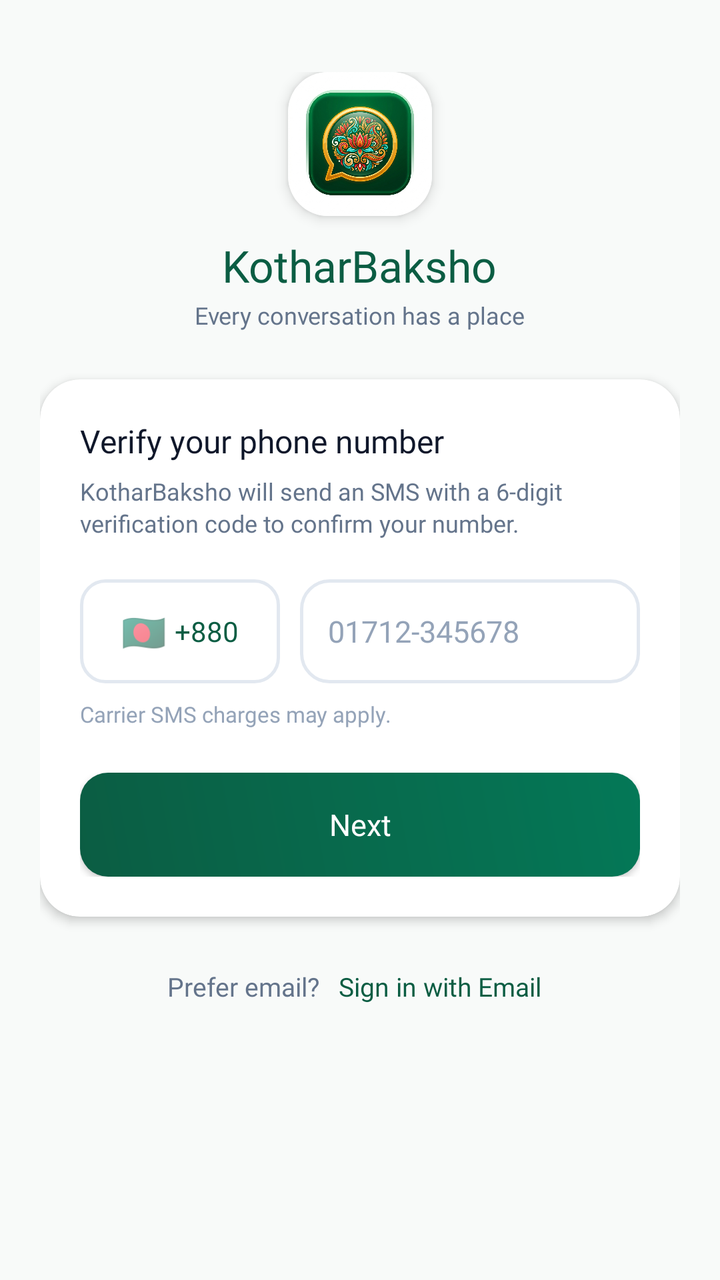
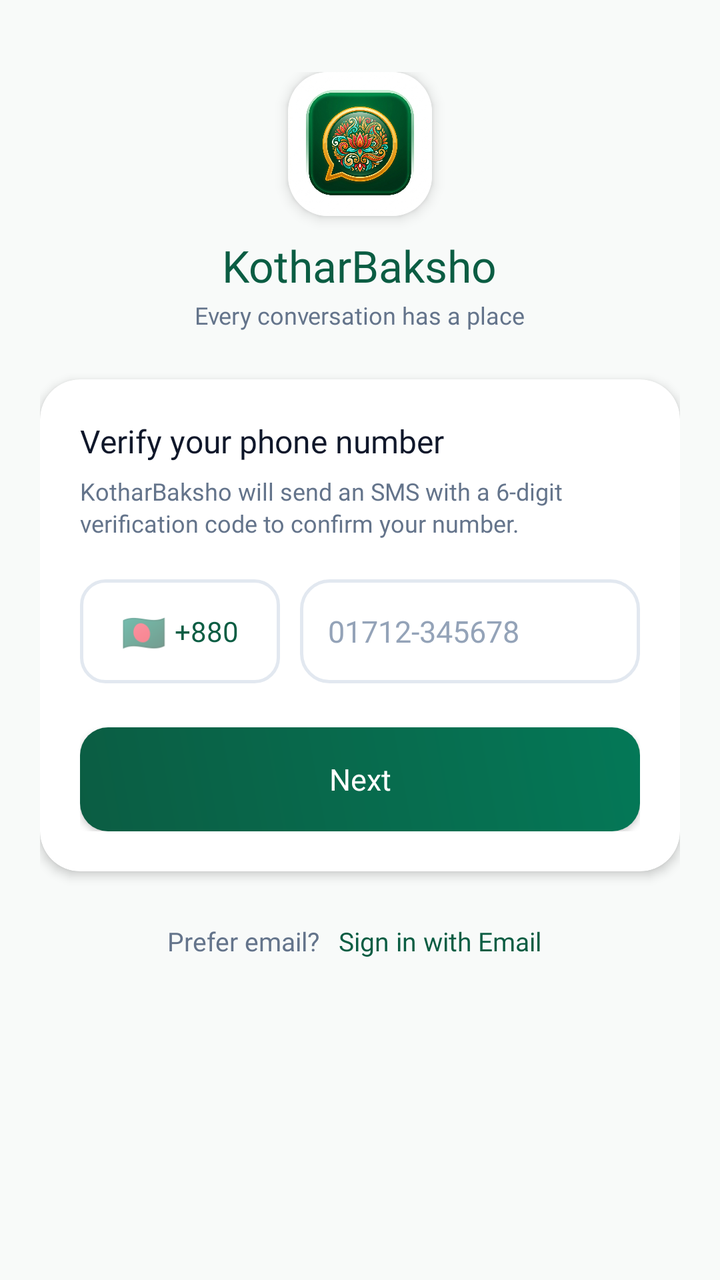

Two renders of the same Android screen: before a commit and after it. Below are the layout's source before the change and the commit's diff.
<!-- AndroidManifest.xml: application theme Theme.KotharBaksho -->
<!-- res/layout/activity_login.xml -->
<?xml version="1.0" encoding="utf-8"?>
<ScrollView xmlns:android="http://schemas.android.com/apk/res/android"
    xmlns:app="http://schemas.android.com/apk/res-auto"
    xmlns:tools="http://schemas.android.com/tools"
    android:layout_width="match_parent"
    android:layout_height="match_parent"
    android:background="@color/bg_main"
    android:fillViewport="true"
    tools:context=".login">

    <androidx.constraintlayout.widget.ConstraintLayout
        android:layout_width="match_parent"
        android:layout_height="wrap_content"
        android:paddingHorizontal="20dp"
        android:paddingVertical="20dp">

        
        <LinearLayout
            android:id="@+id/brandHeader"
            android:layout_width="wrap_content"
            android:layout_height="wrap_content"
            android:layout_marginTop="16dp"
            android:gravity="center"
            android:orientation="vertical"
            app:layout_constraintEnd_toEndOf="parent"
            app:layout_constraintStart_toStartOf="parent"
            app:layout_constraintTop_toTopOf="parent">

            <androidx.cardview.widget.CardView
                android:layout_width="72dp"
                android:layout_height="72dp"
                app:cardCornerRadius="20dp"
                app:cardElevation="4dp">

                <ImageView
                    android:layout_width="match_parent"
                    android:layout_height="match_parent"
                    android:scaleType="centerCrop"
                    android:src="@drawable/app_logo" />
            </androidx.cardview.widget.CardView>

            <TextView
                android:layout_width="wrap_content"
                android:layout_height="wrap_content"
                android:layout_marginTop="10dp"
                android:fontFamily="@font/poppins_bold"
                android:text="@string/app_name_english"
                android:textColor="@color/primary"
                android:textSize="22sp" />

            <TextView
                android:layout_width="wrap_content"
                android:layout_height="wrap_content"
                android:layout_marginTop="2dp"
                android:fontFamily="@font/poppins_regular"
                android:text="@string/tagline_english"
                android:textColor="@color/text_secondary"
                android:textSize="12sp" />

        </LinearLayout>

        
        <androidx.cardview.widget.CardView
            android:id="@+id/phoneCard"
            android:layout_width="match_parent"
            android:layout_height="wrap_content"
            android:layout_marginTop="24dp"
            app:cardBackgroundColor="@color/surface_card"
            app:cardCornerRadius="20dp"
            app:cardElevation="3dp"
            app:layout_constraintEnd_toEndOf="parent"
            app:layout_constraintStart_toStartOf="parent"
            app:layout_constraintTop_toBottomOf="@id/brandHeader">

            <LinearLayout
                android:layout_width="match_parent"
                android:layout_height="wrap_content"
                android:orientation="vertical"
                android:padding="20dp">

                <TextView
                    android:layout_width="wrap_content"
                    android:layout_height="wrap_content"
                    android:fontFamily="@font/poppins_bold"
                    android:text="Verify your phone number"
                    android:textColor="@color/text_primary"
                    android:textSize="16sp" />

                <TextView
                    android:layout_width="wrap_content"
                    android:layout_height="wrap_content"
                    android:layout_marginTop="6dp"
                    android:fontFamily="@font/poppins_regular"
                    android:lineSpacingExtra="2dp"
                    android:text="KotharBaksho will send an SMS with a 6-digit verification code to confirm your number."
                    android:textColor="@color/text_secondary"
                    android:textSize="12sp" />

                
                <LinearLayout
                    android:layout_width="match_parent"
                    android:layout_height="wrap_content"
                    android:layout_marginTop="20dp"
                    android:orientation="horizontal">

                    
                    <LinearLayout
                        android:layout_width="100dp"
                        android:layout_height="52dp"
                        android:background="@drawable/bg_country_box"
                        android:gravity="center"
                        android:orientation="horizontal"
                        android:paddingHorizontal="10dp">

                        <TextView
                            android:layout_width="wrap_content"
                            android:layout_height="wrap_content"
                            android:text="🇧🇩"
                            android:textSize="18sp" />

                        <EditText
                            android:id="@+id/etCountryCode"
                            android:layout_width="wrap_content"
                            android:layout_height="wrap_content"
                            android:layout_marginStart="4dp"
                            android:background="@null"
                            android:fontFamily="@font/poppins_bold"
                            android:inputType="phone"
                            android:maxLength="5"
                            android:text="+880"
                            android:textColor="@color/primary"
                            android:textSize="14sp" />

                    </LinearLayout>

                    
                    <EditText
                        android:id="@+id/etPhoneNumber"
                        android:layout_width="0dp"
                        android:layout_height="52dp"
                        android:layout_marginStart="10dp"
                        android:layout_weight="1"
                        android:background="@drawable/bg_input_field"
                        android:fontFamily="@font/poppins_regular"
                        android:hint="01712-345678"
                        android:inputType="phone"
                        android:maxLength="15"
                        android:paddingHorizontal="14dp"
                        android:textColor="@color/text_primary"
                        android:textColorHint="@color/text_hint"
                        android:textSize="15sp" />

                </LinearLayout>

                <TextView
                    android:layout_width="wrap_content"
                    android:layout_height="wrap_content"
                    android:layout_marginTop="8dp"
                    android:fontFamily="@font/poppins_regular"
                    android:text="Carrier SMS charges may apply."
                    android:textColor="@color/text_hint"
                    android:textSize="11sp" />

                
                <FrameLayout
                    android:layout_width="match_parent"
                    android:layout_height="52dp"
                    android:layout_marginTop="22dp">

                    <androidx.appcompat.widget.AppCompatButton
                        android:id="@+id/btnSendOtp"
                        android:layout_width="match_parent"
                        android:layout_height="match_parent"
                        android:background="@drawable/bg_btn_primary"
                        android:fontFamily="@font/poppins_bold"
                        android:text="Next"
                        android:textAllCaps="false"
                        android:textColor="@color/white"
                        android:textSize="15sp" />

                    <ProgressBar
                        android:id="@+id/loginProgressBar"
                        android:layout_width="26dp"
                        android:layout_height="26dp"
                        android:layout_gravity="center"
                        android:indeterminateTint="@color/white"
                        android:visibility="gone" />

                </FrameLayout>

            </LinearLayout>

        </androidx.cardview.widget.CardView>

        
        <LinearLayout
            android:id="@+id/altLayout"
            android:layout_width="wrap_content"
            android:layout_height="wrap_content"
            android:layout_marginTop="20dp"
            android:gravity="center"
            android:orientation="horizontal"
            app:layout_constraintEnd_toEndOf="parent"
            app:layout_constraintStart_toStartOf="parent"
            app:layout_constraintTop_toBottomOf="@id/phoneCard">

            <TextView
                android:layout_width="wrap_content"
                android:layout_height="wrap_content"
                android:fontFamily="@font/poppins_regular"
                android:text="Prefer email? "
                android:textColor="@color/text_secondary"
                android:textSize="13sp" />

            <TextView
                android:id="@+id/tvEmailLogin"
                android:layout_width="wrap_content"
                android:layout_height="wrap_content"
                android:fontFamily="@font/poppins_bold"
                android:padding="6dp"
                android:text="Sign in with Email"
                android:textColor="@color/primary"
                android:textSize="13sp" />

        </LinearLayout>

    </androidx.constraintlayout.widget.ConstraintLayout>

</ScrollView>
<!-- resources referenced by this layout -->
<resources>
  <color name="bg_main">#F8FAF9</color>
  <color name="primary">#0B5D43</color>
  <color name="surface_card">#FFFFFF</color>
  <color name="text_hint">#94A3B8</color>
  <color name="text_primary">#0F172A</color>
  <color name="text_secondary">#64748B</color>
  <color name="white">#FFFFFFFF</color>
  <!-- drawable app_logo: png bitmap (drawable-xhdpi, 474106 bytes) -->
  <!-- drawable bg_btn_primary (drawable) -->
  <?xml version="1.0" encoding="utf-8"?>
  <ripple xmlns:android="http://schemas.android.com/apk/res/android"
      android:color="#33FFFFFF">
      <item>
          <shape>
              <gradient
                  android:startColor="@color/primary"
                  android:endColor="@color/primary_variant"
                  android:angle="45" />
              <corners android:radius="14dp" />
          </shape>
      </item>
  </ripple>
  <!-- drawable bg_country_box (drawable) -->
  <?xml version="1.0" encoding="utf-8"?>
  <shape xmlns:android="http://schemas.android.com/apk/res/android">
      <solid android:color="@color/surface_card" />
      <stroke android:width="1.5dp" android:color="@color/divider_line" />
      <corners android:radius="12dp" />
  </shape>
  <!-- drawable bg_input_field (drawable) -->
  <?xml version="1.0" encoding="utf-8"?>
  <shape xmlns:android="http://schemas.android.com/apk/res/android">
      <solid android:color="@color/surface_card" />
      <stroke android:width="1.5dp" android:color="@color/divider_line" />
      <corners android:radius="14dp" />
  </shape>
  <string name="app_name_english">KotharBaksho</string>
  <string name="tagline_english">Every conversation has a place</string>
  <style name="Theme.KotharBaksho" parent="Theme.MaterialComponents.DayNight.NoActionBar">
          
          <item name="colorPrimary">@color/primary</item>
          <item name="colorPrimaryVariant">@color/primary_dark</item>
          <item name="colorOnPrimary">@color/white</item>
          
          <item name="colorSecondary">@color/accent_gold</item>
          <item name="colorSecondaryVariant">@color/accent_gold_dark</item>
          <item name="colorOnSecondary">@color/black</item>
          
          <item name="android:statusBarColor">@color/primary_dark</item>
          <item name="android:windowBackground">@color/bg_main</item>
      </style>
  <color name="primary_variant">#047857</color>
  <color name="divider_line">#E2E8F0</color>
  <color name="primary_dark">#064E3B</color>
  <color name="accent_gold">#F59E0B</color>
  <color name="accent_gold_dark">#D97706</color>
  <color name="black">#FF000000</color>
</resources>

<!-- the commit's change to res/layout/activity_login.xml (unified diff, before → after) -->
@@ -152,15 +152,6 @@
 
                 </LinearLayout>
 
-                <TextView
-                    android:layout_width="wrap_content"
-                    android:layout_height="wrap_content"
-                    android:layout_marginTop="8dp"
-                    android:fontFamily="@font/poppins_regular"
-                    android:text="Carrier SMS charges may apply."
-                    android:textColor="@color/text_hint"
-                    android:textSize="11sp" />
-
                 
                 <FrameLayout
                     android:layout_width="match_parent"
